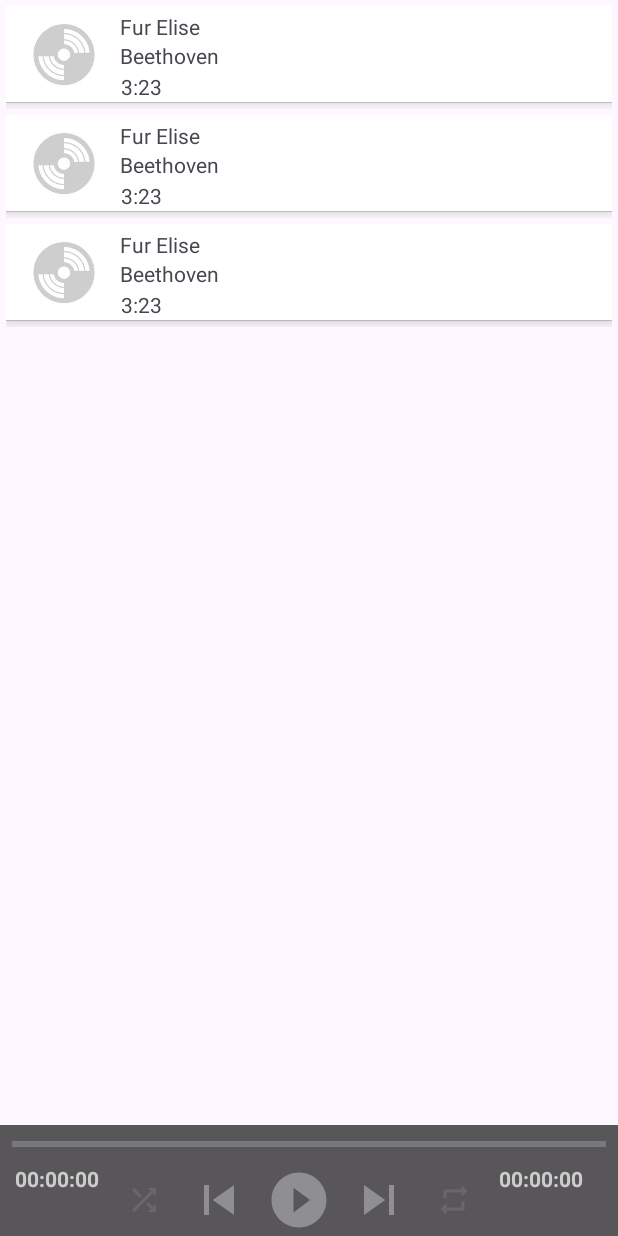
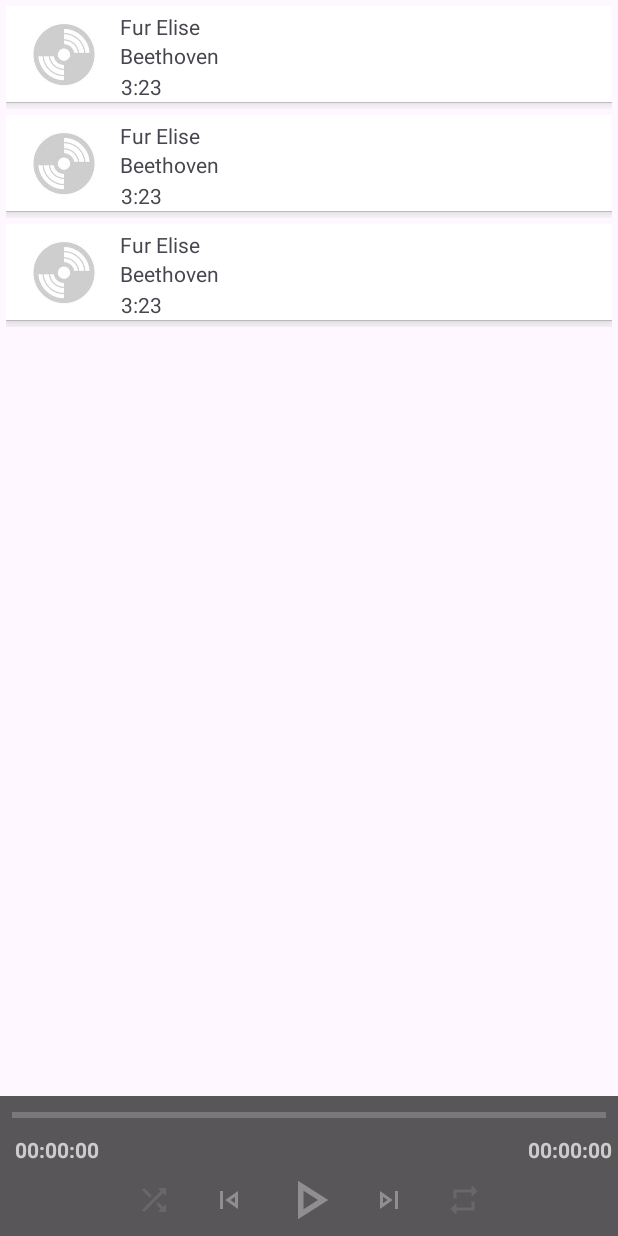
Before and after one commit to farbodbj/YourMusic, an Android app: the layout fragment_song_list.xml on its own in the app's theme, with its tools: preview values and no code run, on a phone screen of 412 x 824 dp. Run offline under Robolectric (Android 15) with nearby library versions, the phone set to English and light mode, and no system bars.

Commit message:
improved PlayerControlView looks

```diff
--- a/app/src/main/res/layout/fragment_song_list.xml
+++ b/app/src/main/res/layout/fragment_song_list.xml
@@ -28,12 +28,12 @@
             app:show_timeout="0"
 
             android:clickable="true"
-            android:longClickable="true"
             android:focusable="true"
 
             app:show_shuffle_button="true"
             app:repeat_toggle_modes="one"
-            app:controller_layout_id="@layout/song_list_exo_player_control_view"
+            app:controller_layout_id="@layout/song_view_exo_player_control_view"
+            android:background="@color/playback_controller_background"
             app:layout_constraintTop_toBottomOf="@id/song_list"
             app:layout_constraintBottom_toBottomOf="parent"
             app:layout_constraintStart_toStartOf="parent"/>
--- a/app/src/main/res/layout/song_view_exo_player_control_view.xml
+++ b/app/src/main/res/layout/song_view_exo_player_control_view.xml
@@ -3,12 +3,14 @@
     android:layout_width="match_parent"
     android:layout_height="wrap_content"
     xmlns:app="http://schemas.android.com/apk/res-auto"
-    android:background="@color/exo_bottom_bar_background">
+    xmlns:tools="http://schemas.android.com/tools"
+    tools:background="@color/black">
 
     <androidx.media3.ui.DefaultTimeBar
         android:id="@+id/exo_progress"
         android:layout_width="match_parent"
         android:layout_height="wrap_content"
+        app:layout_constraintVertical_bias="0"
         app:layout_constraintTop_toTopOf="parent"
         app:layout_constraintBottom_toTopOf="@id/playback_controls"
         app:layout_constraintStart_toStartOf="parent"
@@ -37,7 +39,7 @@
     <LinearLayout
         android:id="@+id/playback_controls"
         android:layout_width="wrap_content"
-        android:layout_height="64sp"
+        android:layout_height="wrap_content"
         app:layout_constraintTop_toBottomOf="@id/exo_duration"
         app:layout_constraintEnd_toEndOf="parent"
         app:layout_constraintStart_toStartOf="parent">
```
Also changed, not shown: app/src/main/res/values/themes.xml (+4 -3 lines).
